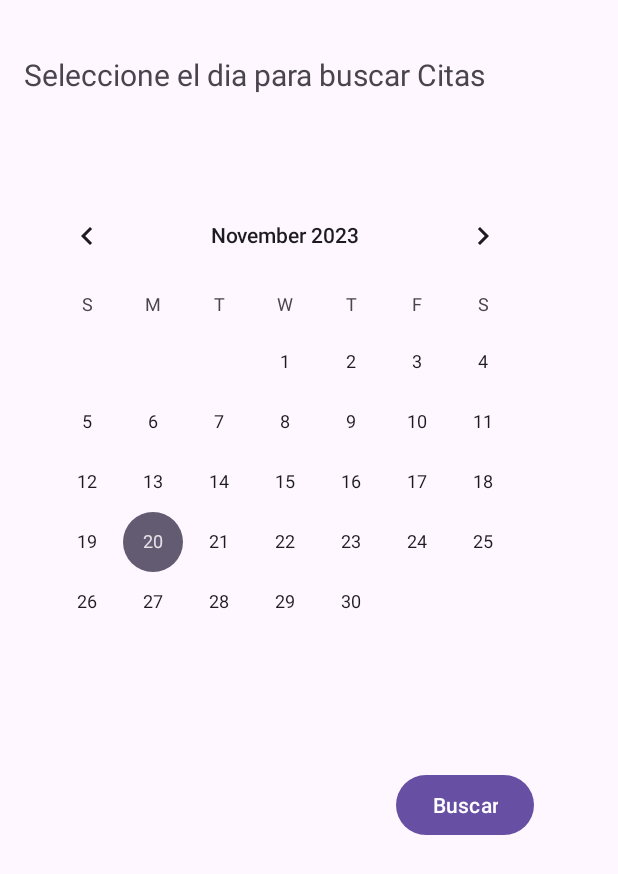
After one commit to JorgeIvan172/Nails, an Android app: the BuscarDia screen opened directly, with no data from a screen before it, on a phone screen of 412 x 824 dp. The commit adds this screen. Shown: the top 874 px of the screen. Run offline under Robolectric (Android 15) with nearby library versions, the light colour scheme and no system bars.

Commit message:
VerCitas SemiCompletado

```diff
--- /dev/null
+++ b/app/src/main/java/com/example/nailsstudio/BuscarDia.java
@@ -0,0 +1,40 @@
+package com.example.nailsstudio;
+
+import androidx.appcompat.app.AppCompatActivity;
+
+import android.content.Intent;
+import android.os.Bundle;
+import android.view.View;
+import android.widget.CalendarView;
+import android.widget.Toast;
+
+public class BuscarDia extends AppCompatActivity {
+
+    private CalendarView cal;
+    private String fecha;
+    private int dia, mes, anio;
+    @Override
+    protected void onCreate(Bundle savedInstanceState) {
+        super.onCreate(savedInstanceState);
+        setContentView(R.layout.activity_buscar_dia);
+        cal = findViewById(R.id.calendarView3);
+
+        cal.setOnDateChangeListener((view, year,month, dayOfMonth)->{
+            fecha = dayOfMonth + "/" + (month+1) +  "/" + year;
+            dia = dayOfMonth;
+            mes = month;
+            anio = year;
+            Toast.makeText(this,fecha,Toast.LENGTH_SHORT).show();
+        });
+
+    }
+
+
+    public void darBuscar(View view){
+        Intent intent = new Intent(this, CitasActivity.class);
+        intent.putExtra("year",anio);
+        intent.putExtra("month", mes);
+        intent.putExtra("day", dia);
+        startActivity(intent);
+    }
+}
--- a/app/src/main/java/com/example/nailsstudio/DetallesCita.java
+++ b/app/src/main/java/com/example/nailsstudio/DetallesCita.java
@@ -13,6 +13,8 @@ import android.widget.RadioButton;
 import android.widget.RadioGroup;
 import android.widget.Spinner;
 import android.widget.Toast;
+
+import com.example.nailsstudio.ui.main.MainActivity_Menu;
 
 public class DetallesCita extends AppCompatActivity {
 
@@ -141,7 +143,8 @@ public class DetallesCita extends AppCompatActivity {
 
         Toast.makeText(this,
                 "Se ha guardado la cita"  , Toast.LENGTH_LONG).show();
-
+        Intent i = new Intent(this, MainActivity_Menu.class);
+        startActivity(i);
 
     }
 
--- /dev/null
+++ b/app/src/main/res/layout/activity_buscar_dia.xml
@@ -0,0 +1,41 @@
+<?xml version="1.0" encoding="utf-8"?>
+<androidx.constraintlayout.widget.ConstraintLayout xmlns:android="http://schemas.android.com/apk/res/android"
+    xmlns:app="http://schemas.android.com/apk/res-auto"
+    xmlns:tools="http://schemas.android.com/tools"
+    android:layout_width="match_parent"
+    android:layout_height="match_parent"
+    tools:context=".BuscarDia">
+
+    <TextView
+        android:id="@+id/textView11"
+        android:layout_width="wrap_content"
+        android:layout_height="wrap_content"
+        android:layout_marginStart="16dp"
+        android:layout_marginTop="36dp"
+        android:text="@string/buascarDia"
+        android:textSize="20sp"
+        app:layout_constraintStart_toStartOf="parent"
+        app:layout_constraintTop_toTopOf="parent" />
+
+    <CalendarView
+        android:id="@+id/calendarView3"
+        android:layout_width="wrap_content"
+        android:layout_height="wrap_content"
+        android:layout_marginStart="16dp"
+        android:layout_marginTop="60dp"
+        app:layout_constraintStart_toStartOf="parent"
+        app:layout_constraintTop_toBottomOf="@+id/textView11" />
+
+    <Button
+        android:id="@+id/button9"
+        android:layout_width="wrap_content"
+        android:layout_height="wrap_content"
+        android:layout_marginStart="264dp"
+        android:layout_marginTop="44dp"
+        android:onClick="darBuscar"
+        android:text="@string/button_buscar"
+        app:layout_constraintBottom_toBottomOf="parent"
+        app:layout_constraintStart_toStartOf="parent"
+        app:layout_constraintTop_toBottomOf="@+id/calendarView3"
+        app:layout_constraintVertical_bias="0.028" />
+</androidx.constraintlayout.widget.ConstraintLayout>
--- a/app/src/main/res/layout/activity_main_menu.xml
+++ b/app/src/main/res/layout/activity_main_menu.xml
@@ -26,6 +26,7 @@
         android:layout_height="144dp"
         android:layout_marginTop="44dp"
         android:contentDescription="@string/ib_uñas"
+        android:onClick="BotonCitas"
         android:scaleType="fitCenter"
         app:layout_constraintEnd_toEndOf="parent"
         app:layout_constraintStart_toStartOf="parent"
--- a/app/src/main/res/values/strings.xml
+++ b/app/src/main/res/values/strings.xml
@@ -44,4 +44,8 @@
     <string name="sp_tarjeta">Tarjeta de Credito/Debito</string>
     <string name="sp_mixto">Tarjeta y Efectivo</string>
 
+
+    <string name="buascarDia">Seleccione el dia para buscar Citas</string>
+    <string name="button_buscar">Buscar</string>
+
 </resources>
```
Also changed, not shown: app/src/main/AndroidManifest.xml (+7 -1 lines), app/src/main/java/com/example/nailsstudio/AdminSQLiteOpenHelper.java (+8 -0 lines), app/src/main/java/com/example/nailsstudio/Cita.java (added, +12 -0 lines), app/src/main/java/com/example/nailsstudio/CitasActivity.java (added, +90 -0 lines), app/src/main/java/com/example/nailsstudio/adaptadores/ListaCitaAdapter.java (added, +57 -0 lines), app/src/main/java/com/example/nailsstudio/entidades/Citas.java (added, +87 -0 lines), app/src/main/java/com/example/nailsstudio/ui/main/MainActivity_Menu.java (+8 -0 lines), app/src/main/res/layout/activity_citas.xml (added, +15 -0 lines), app/src/main/res/layout/lista_item_citas.xml (added, +40 -0 lines), 1 other file.
